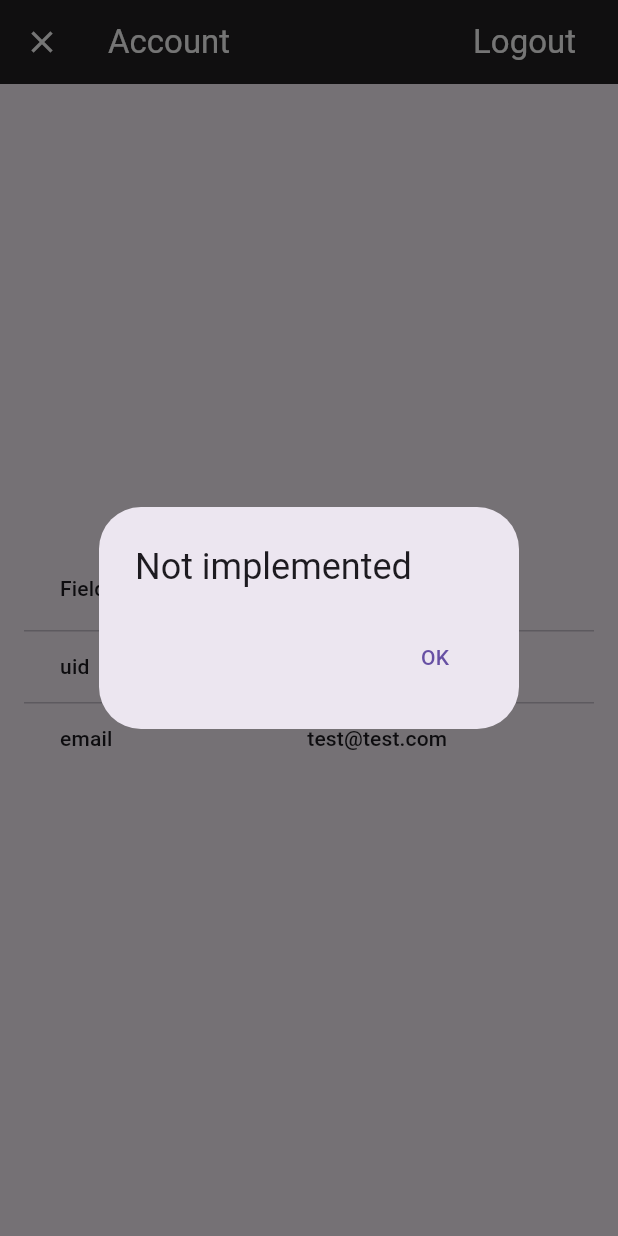
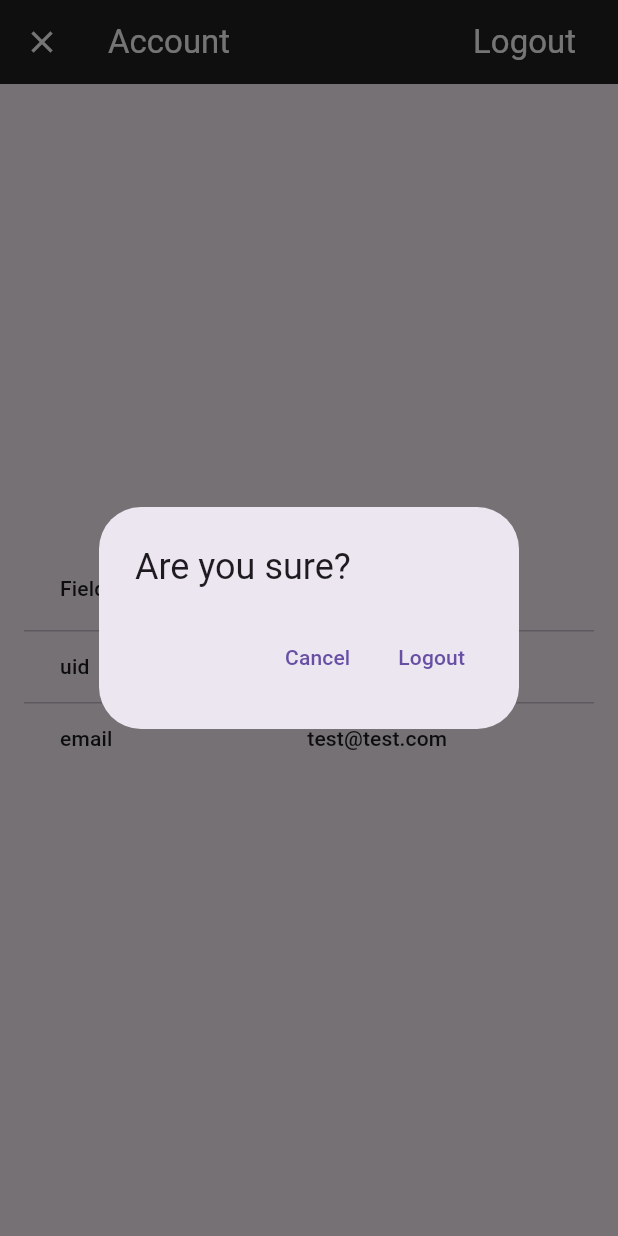
Before and after one commit to rakshiit14/shop-mobile, a Flutter app: the AccountScreen screen opened by its route, after a tap on "Logout", on a phone screen of 412 x 824 dp. Run offline on Flutter 3.47's test engine with Material 3 defaults, Android fonts, the phone set to English and light mode, and no system bars; our stand-ins replace flutter_layout_grid, flutter_rating_bar, go_router.

Commit message:
added account screen

```diff
--- a/lib/src/features/account/account_screen.dart
+++ b/lib/src/features/account/account_screen.dart
@@ -19,17 +19,17 @@ class AccountScreen extends StatelessWidget {
           ActionTextButton(
             text: 'Logout'.hardcoded,
             onPressed: () async {
-              showNotImplementedAlertDialog(context: context);
-              // final logout = await showAlertDialog(
-              //   context: context,
-              //   title: 'Are you sure?'.hardcoded,
-              //   cancelActionText: 'Cancel'.hardcoded,
-              //   defaultActionText: 'Logout'.hardcoded,
-              // );
-              // if (logout == true) {
-              //   // TODO: Sign out the user.
-              //   Navigator.of(context).pop();
-              // }
+              final navigator = Navigator.of(context);
+              final logout = await showAlertDialog(
+                context: context,
+                title: 'Are you sure?'.hardcoded,
+                cancelActionText: 'Cancel'.hardcoded,
+                defaultActionText: 'Logout'.hardcoded,
+              );
+              if (logout == true) {
+                // TODO: Sign out the user.
+                navigator.pop();
+              }
             },
           ),
         ],
--- a/lib/src/routing/app_router.dart
+++ b/lib/src/routing/app_router.dart
@@ -24,7 +24,8 @@ enum AppRoutes {
 
 final goRouter = GoRouter(
   initialLocation: '/',
-  debugLogDiagnostics: true,
+  // to print routes in debug console
+  debugLogDiagnostics: false,
   routes: [
     GoRoute(
       path: '/',
```
